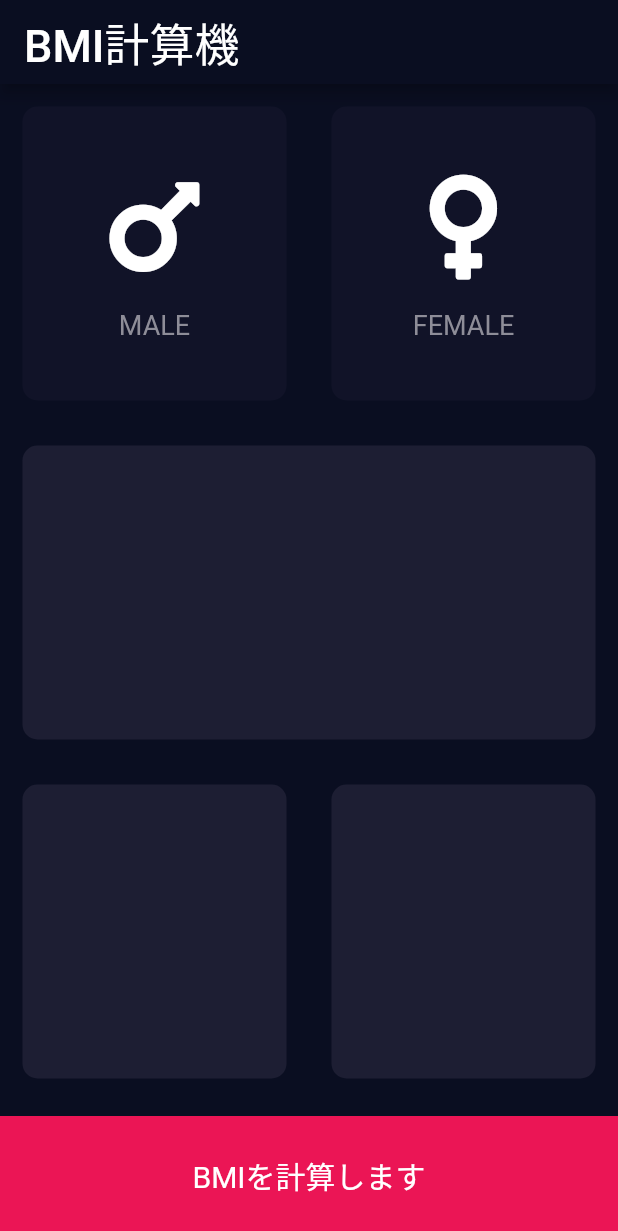
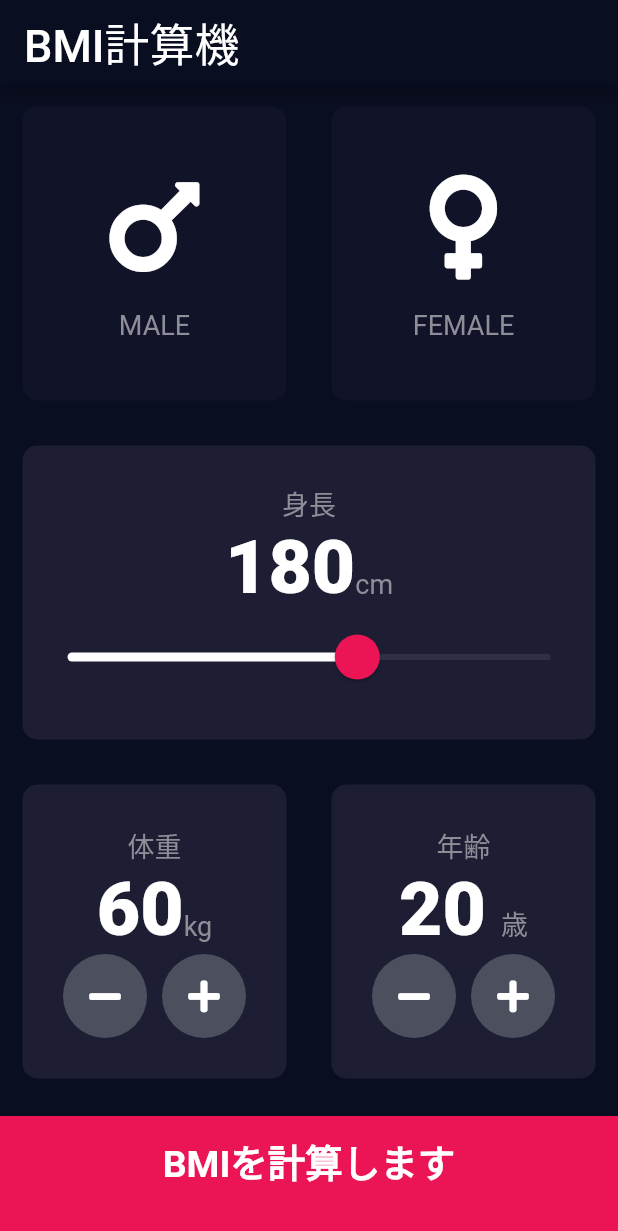
Before and after one commit to yutakana23/bmi-flutter, a Flutter app: the screen it shows after launch, on a phone screen of 412 x 824 dp. Shown: the top 1231 px of the screen. Run offline on Flutter 3.47's test engine with Material 2 defaults, Android fonts, the phone set to English and light mode, and no system bars; our stand-ins replace font_awesome_flutter.

Commit message:
Complete App

```diff
--- /dev/null
+++ b/lib/calculator_brain.dart
@@ -0,0 +1,37 @@
+import 'dart:math';
+
+class CalculatorBrain{
+
+  CalculatorBrain({required this.height, required this.weight});
+
+  final int height;
+  final int weight;
+
+  late double _bmi; //このクラスでしか使えない変数。
+
+  String calculateBMI(){
+    _bmi = weight / pow(height/100, 2);
+    return _bmi.toStringAsFixed(1);
+  }
+
+  String getResult(){
+    if(_bmi >= 25){
+      return '肥満体型';
+    }else if(_bmi > 18.5){
+      return '普通体型';
+    }else {
+      return '痩せ型体型';
+    }
+  }
+
+  String getInterpretation(){
+    if(_bmi >= 25){
+      return 'あなたのBMIは大きいです。食事の量を減らしたり、食後は運動をしましょう！';
+    }else if(_bmi > 18.5){
+      return 'あなたのBMIは適正値です。この体型を維持しましょう！';
+    }else {
+      return 'あなたのBMIは小さいです。もう少し食べましょう！';
+    }
+  }
+
+}
--- /dev/null
+++ b/lib/components/bottom_button.dart
@@ -0,0 +1,30 @@
+import 'package:flutter/material.dart';
+import '../constants.dart';
+
+class BottomButton extends StatelessWidget {
+
+  BottomButton({required this.onTap, required this.buttonTitle});
+
+  final Function() onTap;
+  final String buttonTitle;
+
+  @override
+  Widget build(BuildContext context) {
+    return GestureDetector(
+      onTap: onTap,
+      child: Container(
+        color: kBottomContainerColor,
+        margin: EdgeInsets.only(top: 10.0),
+        padding: EdgeInsets.only(bottom: 20.0),
+        width: double.infinity,
+        height: kBottomContainerHeight,
+        child: Center(
+          child: Text(
+            buttonTitle,
+            style: kLargeButtonTextStyle,
+          ),
+        ),
+      ),
+    );
+  }
+}
--- a/lib/icon_content.dart
+++ b/lib/components/icon_content.dart
@@ -1,9 +1,5 @@
 import 'package:flutter/material.dart';
-
-const labelTextStyle = TextStyle(
-  fontSize: 18.0,
-  color: Color(0xFF8E8D98),
-);
+import '../constants.dart';
 
 class IconContent extends StatelessWidget {
   IconContent({this.icon, required this.label});
@@ -25,7 +21,7 @@ class IconContent extends StatelessWidget {
         ),
         Text(
           label,
-          style: labelTextStyle,
+          style: kLabelTextStyle,
         ),
       ],
     );
--- /dev/null
+++ b/lib/components/round_icon_button.dart
@@ -0,0 +1,24 @@
+import 'package:flutter/material.dart';
+
+class RoundIconButton extends StatelessWidget {
+
+  RoundIconButton({required this.icon, required this.onPressed});
+
+  final IconData? icon;
+  final Function()? onPressed;
+
+  @override
+  Widget build(BuildContext context) {
+    return RawMaterialButton(
+      child: Icon(icon),
+      elevation: 0.0,
+      constraints: BoxConstraints.tightFor(
+        width: 56.0,
+        height: 56.0,
+      ),
+      shape: CircleBorder(),
+      fillColor: Color(0xFF4C4F5E),
+      onPressed: onPressed,
+    );
+  }
+}
--- /dev/null
+++ b/lib/constants.dart
@@ -0,0 +1,35 @@
+import 'package:flutter/material.dart';
+
+//ここでグローバルな変数を全て定義
+const kLabelTextStyle = TextStyle(
+  fontSize: 18.0,
+  color: Color(0xFF8E8D98),
+);
+const double kBottomContainerHeight = 80.0; //コンパイル時に決定。これ以降で変えられない。
+const Color kActiveCardColor = Color(0xFF1D1E33);
+const Color kInactiveCardColor = Color(0xFF111328);
+const Color kBottomContainerColor = Color(0xFFEB1555);
+const kNumberTextStyle = TextStyle(
+  fontSize: 50.0,
+  fontWeight: FontWeight.w900,
+);
+const kLargeButtonTextStyle = TextStyle(
+  fontSize: 25.0,
+  fontWeight: FontWeight.bold,
+);
+const kTitleTextStyle = TextStyle(
+  fontSize: 40.0,
+  fontWeight: FontWeight.bold,
+);
+const kResultTextStyle = TextStyle(
+  color: Color(0xFF24D876),
+  fontSize: 22.0,
+  fontWeight: FontWeight.bold,
+);
+const kBMITextStyle = TextStyle(
+  fontSize: 100.0,
+  fontWeight: FontWeight.bold,
+);
+const kBodyTextStyle = TextStyle(
+  fontSize: 22.0,
+);
--- a/lib/input_page.dart
+++ /dev/null
@@ -1,113 +0,0 @@
-import 'package:flutter/material.dart';
-import 'package:font_awesome_flutter/font_awesome_flutter.dart';
-import 'icon_content.dart';
-import 'reusable_card.dart';
-
-const double bottomContainerHeight = 80.0; //コンパイル時に決定。これ以降で変えられない。
-const Color activeColor = Color(0xFF1D1E33);
-const Color inactiveCardColor = Color(0xFF111328);
-const Color bottomContainerColor = Color(0xFFEB1555);
-
-enum Gender{  //種類がある時はいいかもしれない。enum
-  male,
-  female,
-}
-
-class InputPage extends StatefulWidget {
-  @override
-  _InputPageState createState() => _InputPageState();
-}
-
-class _InputPageState extends State<InputPage> {
-
-  Gender? selectedGender;
-
-  @override
-  Widget build(BuildContext context) {
-    return Scaffold(
-      appBar: AppBar(
-        title: Text('BMI計算機',
-          style: TextStyle(
-            fontSize: 30.0,
-          ),
-        ),
-      ),
-      body: Column(
-        children: <Widget>[
-          Expanded(
-            flex: 1,
-            child: Row(
-              children: <Widget>[
-                Expanded(
-                  flex: 1,
-                  child: ReusableCard(
-                    onPress: (){
-                      setState(() {
-                        selectedGender = Gender.male;
-                      });
-                    },
-                    color: selectedGender == Gender.male? activeColor : inactiveCardColor, //この表現重要
-                    cardChild: IconContent(icon: FontAwesomeIcons.mars, label: 'MALE'),
-                  ),
-                ),
-                Expanded(
-                  flex: 1,
-                  child: ReusableCard( //ReusableCard(color: , cardChild: , onPress:
-                    // )
-                    onPress: (){
-                      setState(() {
-                        selectedGender = Gender.female;
-                      });
-                    },
-                    color: selectedGender == Gender.female? activeColor : inactiveCardColor,
-                    cardChild: IconContent(icon: FontAwesomeIcons.venus, label: 'FEMALE'),
-                  ),
-                ),
-              ],
-            ),
-          ),
-          Expanded(
-            flex: 1,
-            child: ReusableCard(
-              color: activeColor,
-            ),
-          ),
-          Expanded(
-            flex: 1,
-            child: Row(
-              children: <Widget>[
-                Expanded(
-                  flex: 1,
-                  child: ReusableCard(
-                    color: activeColor,
-                  ),
-                ),
-                Expanded(
-                  flex: 1,
-                  child: ReusableCard(
-                    color: activeColor,
-                  ),
-                ),
-              ],
-            ),
-          ),
-          Container(
-            color: bottomContainerColor,
-            margin: EdgeInsets.only(top: 10.0),
-            width: double.infinity,
-            height: bottomContainerHeight,
-            child: Center(
-              child: Text(
-                'BMIを計算します',
-                style: TextStyle(
-                  fontSize: 20.0,
-                  color: Colors.white,
-                ),
-              ),
-            ),
-          ),
-        ],
-      ),
-    );
-  }
-}
--- a/lib/main.dart
+++ b/lib/main.dart
@@ -1,5 +1,5 @@
 import 'package:flutter/material.dart';
-import 'input_page.dart';
+import 'screens/input_page.dart';
 
 void main() => runApp(BMICalculator());
 
--- /dev/null
+++ b/lib/screens/input_page.dart
@@ -0,0 +1,249 @@
+import 'package:bmi/screens/result_page.dart';
+import 'package:flutter/material.dart';
+import 'package:font_awesome_flutter/font_awesome_flutter.dart';
+import '../components/icon_content.dart';
+import '../components/reusable_card.dart';
+import '../constants.dart';
+import 'result_page.dart';
+import '../components/bottom_button.dart';
+import '../components/round_icon_button.dart';
+import 'package:bmi/calculator_brain.dart';
+
+enum Gender{  //種類がある時はいいかもしれない。enum
+  male,
+  female,
+}
+
+class InputPage extends StatefulWidget {
+  @override
+  _InputPageState createState() => _InputPageState();
+}
+
+class _InputPageState extends State<InputPage> {
+  Gender? selectedGender;
+  int height = 180;
+  int weight = 60;
+  int age = 20;
+
+  @override
+  Widget build(BuildContext context) {
+    return Scaffold(
+      appBar: AppBar(
+        title: Text('BMI計算機',
+          style: TextStyle(
+            fontSize: 30.0,
+          ),
+        ),
+      ),
+      body: Column(
+        crossAxisAlignment: CrossAxisAlignment.stretch,
+        children: <Widget>[
+          Expanded(
+            flex: 1,
+            child: Row(
+              children: <Widget>[
+                Expanded(
+                  flex: 1,
+                  child: ReusableCard(
+                    onPress: (){
+                      setState(() {
+                        selectedGender = Gender.male;
+                      });
+                    },
+                    color: selectedGender == Gender.male? kActiveCardColor : kInactiveCardColor, //この表現重要
+                    cardChild: IconContent(icon: FontAwesomeIcons.mars, label: 'MALE'),
+                  ),
+                ),
+                Expanded(
+                  flex: 1,
+                  child: ReusableCard( //ReusableCard(color: , cardChild: , onPress:
+                    // )
+                    onPress: (){
+                      setState(() {
+                        selectedGender = Gender.female;
+                      });
+                    },
+                    color: selectedGender == Gender.female? kActiveCardColor : kInactiveCardColor,
+                    cardChild: IconContent(icon: FontAwesomeIcons.venus, label: 'FEMALE'),
+                  ),
+                ),
+              ],
+            ),
+          ),
+          Expanded(
+            flex: 1,
+            child: ReusableCard(
+              color: kActiveCardColor,
+              cardChild: Column(
+                mainAxisAlignment: MainAxisAlignment.center,
+                children: <Widget>[
+                  Text('身長',
+                    style: kLabelTextStyle,
+                  ),
+                  Row(
+                    mainAxisAlignment: MainAxisAlignment.center,
+                    crossAxisAlignment: CrossAxisAlignment.baseline,
+                    textBaseline: TextBaseline.alphabetic,
+                    children: <Widget>[
+                      Text(height.toString(),
+                        style: kNumberTextStyle,
+                      ),
+                      Text('cm',
+                        style: kLabelTextStyle,
+                      ),
+                    ],
+                  ),
+                  SliderTheme(
+                    data: SliderTheme.of(context).copyWith(
+                      inactiveTrackColor: Color(0x298D8E98),
+                      activeTrackColor: Colors.white,
+                      thumbColor: Color(0xFFEB1555),
+                      overlayColor: Color(0xFFEB1555),
+                      thumbShape: RoundSliderThumbShape(enabledThumbRadius: 15.0),
+                      overlayShape: RoundSliderOverlayShape(overlayRadius: 30.0),
+                    ),
+                    child: Slider(
+                        value: height.toDouble(),
+                        min: 120.0,
+                        max: 220.0,
+                        onChanged: (double newValue){
+                          setState(() {
+                            height = newValue.round();
+                          });
+                          print(newValue);
+                        },
+                    ),
+                  ),
+                ],
+              ),
+            ),
+          ),
+          Expanded(
+            flex: 1,
+            child: Row(
+              children: <Widget>[
+                Expanded(
+                  flex: 1,
+                  child: ReusableCard(
+                    color: kActiveCardColor,
+                    cardChild: Column(
+                      mainAxisAlignment: MainAxisAlignment.center,
+                      children: <Widget>[
+                        Text('体重',
+                          style: kLabelTextStyle,
+                        ),
+                        Row(
+                          mainAxisAlignment: MainAxisAlignment.center,
+                          crossAxisAlignment: CrossAxisAlignment.baseline,
+                          textBaseline: TextBaseline.alphabetic,
+                          children: <Widget>[
+                            Text(weight.toString(),
+                              style: kNumberTextStyle,
+                            ),
+                            Text('kg',
+                              style: kLabelTextStyle,
+                            ),
+                          ],
+                        ),
+                        Row(
+                          mainAxisAlignment: MainAxisAlignment.center,
+                          children: <Widget>[
+                            RoundIconButton(
+                              icon: FontAwesomeIcons.minus,
+                              onPressed: (){
+                                setState(() {
+                                  weight--;
+                                });
+                              },
+                            ),
+                            SizedBox(
+                              width: 10.0,
+                            ),
+                            RoundIconButton(
+                              icon: FontAwesomeIcons.plus,
+                              onPressed: (){
+                                setState(() {
+                                  weight++;
+                                });
+                              },
+                            ),
+                          ],
+                        ),
+                      ],
+                    ),
+                  ),
+                ),
+                Expanded(
+                  flex: 1,
+                  child: ReusableCard(
+                    color: kActiveCardColor,
+                    cardChild: Column(
+                      mainAxisAlignment: MainAxisAlignment.center,
+                      children: <Widget>[
+                        Text('年齢',
+                          style: kLabelTextStyle,
+                        ),
+                        Row(
+                          mainAxisAlignment: MainAxisAlignment.center,
+                          crossAxisAlignment: CrossAxisAlignment.baseline,
+                          textBaseline: TextBaseline.alphabetic,
+                          children: <Widget>[
+                            Text(age.toString(),
+                              style: kNumberTextStyle,
+                            ),
+                            SizedBox(
+                              width: 10.0,
+                            ),
+                            Text('歳',
+                              style: kLabelTextStyle,
+                            ),
+                          ],
+                        ),
+                        Row(
+                          mainAxisAlignment: MainAxisAlignment.center,
+                          children: <Widget>[
+                            RoundIconButton(
+                              icon: FontAwesomeIcons.minus,
+                              onPressed: (){
+                                setState(() {
+                                  age--;
+                                });
+                              },
+                            ),
+                            SizedBox(
+                              width: 10.0,
+                            ),
+                            RoundIconButton(
+                              icon: FontAwesomeIcons.plus,
+                              onPressed: (){
+                                setState(() {
+                                  age++;
+                                });
+                              },
+                            ),
+                          ],
+                        ),
+                      ],
+                    ),
+                  ),
+                ),
+              ],
+            ),
+          ),
+          BottomButton(
+            onTap: (){
+              CalculatorBrain calc = CalculatorBrain(height: height, weight: weight);
+              Navigator.push(context, MaterialPageRoute(builder: (context){
+                return ResultPage(
+                    bmiResult: calc.calculateBMI(),
+                    result: calc.getResult(),
+                    interpretation: calc.getInterpretation());
+              }));
+            },
+            buttonTitle: 'BMIを計算します',
+          ),
+        ],
+      ),
+    );
+  }
+}
```
Also changed, not shown: lib/screens/result_page.dart (added, +70 -0 lines), lib/components/reusable_card.dart (renamed from lib/reusable_card.dart).
